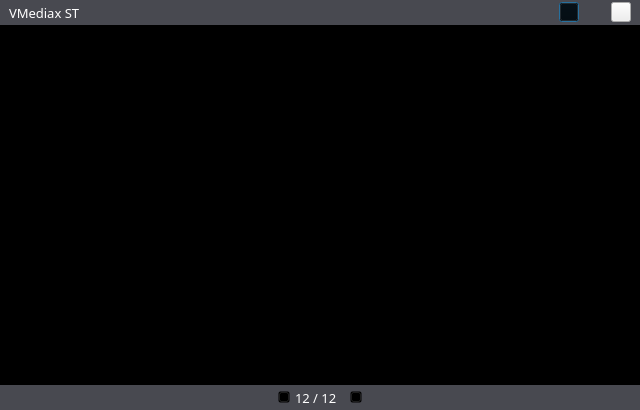
Above: SoftTerminal/forms/STWBDocWindow.ui from sunpu/softterminal before the change. Below: the same form after it.
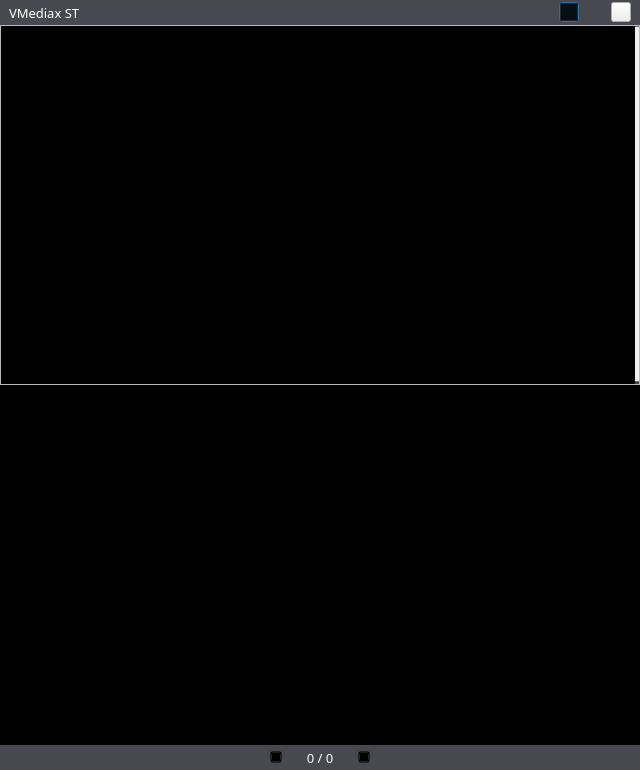
That is the form after the change. Icons and pictures are not drawn.

Diff of the .ui file:
```diff
--- a/SoftTerminal/forms/STWBDocWindow.ui
+++ b/SoftTerminal/forms/STWBDocWindow.ui
@@ -7,7 +7,7 @@
     <x>0</x>
     <y>0</y>
     <width>640</width>
-    <height>410</height>
+    <height>770</height>
    </rect>
   </property>
   <property name="windowTitle">
@@ -186,7 +186,172 @@
     </widget>
    </item>
    <item>
-    <widget class="QWidget" name="widDoc" native="true">
+    <widget class="QScrollArea" name="scrollArea">
+     <property name="styleSheet">
+      <string notr="true">
+
+QScrollBar::vertical
+{
+    width:4px;
+    background:rgb(241, 241, 241,0%);
+    margin:0px,0px,0px,0px;
+    padding-top:0px;   /*上预留位置*/
+    padding-bottom:0px;    /*下预留位置*/
+}
+
+/*滚动条中滑块的样式*/
+QScrollBar::handle::vertical
+{
+    width:4px;
+    background:rgb(241, 241, 241,25%);
+    border-radius:2px;
+    min-height:20px;
+}
+
+/*鼠标触及滑块样式*/
+QScrollBar::handle::vertical::hover
+{
+    width:5px;
+    background:rgb(241, 241, 241,50%);
+    border-radius:2px;
+    min-height:20;
+}
+
+/*设置下箭头*/
+QScrollBar::add-line:vertical
+{
+    height:0px;
+    subcontrol-position:bottom;
+}
+
+/*设置上箭头*/
+QScrollBar::sub-line:vertical
+{
+    height:0px;
+    subcontrol-position:top;
+}
+
+QScrollBar::add-page:vertical, QScrollBar::sub-page:vertical {
+    background: #484950;
+}
+  </string>
+     </property>
+     <property name="horizontalScrollBarPolicy">
+      <enum>Qt::ScrollBarAlwaysOff</enum>
+     </property>
+     <property name="widgetResizable">
+      <bool>true</bool>
+     </property>
+     <widget class="QWidget" name="scrollAreaWidgetContents">
+      <property name="geometry">
+       <rect>
+        <x>0</x>
+        <y>0</y>
+        <width>640</width>
+        <height>360</height>
+       </rect>
+      </property>
+      <property name="styleSheet">
+       <string notr="true">QWidget#scrollAreaWidgetContents{background-color: #000000;border:1px #484950;}
+
+</string>
+      </property>
+      <layout class="QHBoxLayout" name="horizontalLayout_5">
+       <property name="spacing">
+        <number>0</number>
+       </property>
+       <property name="leftMargin">
+        <number>0</number>
+       </property>
+       <property name="topMargin">
+        <number>0</number>
+       </property>
+       <property name="rightMargin">
+        <number>0</number>
+       </property>
+       <property name="bottomMargin">
+        <number>0</number>
+       </property>
+       <item>
+        <widget class="QWidget" name="widShow" native="true">
+         <property name="minimumSize">
+          <size>
+           <width>640</width>
+           <height>360</height>
+          </size>
+         </property>
+         <property name="maximumSize">
+          <size>
+           <width>16777215</width>
+           <height>16777215</height>
+          </size>
+         </property>
+         <property name="styleSheet">
+          <string notr="true">QWidget#widShow{background-color: #000000;border:1px #484950;}</string>
+         </property>
+         <layout class="QHBoxLayout" name="horizontalLayout_4">
+          <property name="spacing">
+           <number>0</number>
+          </property>
+          <property name="leftMargin">
+           <number>0</number>
+          </property>
+          <property name="topMargin">
+           <number>0</number>
+          </property>
+          <property name="rightMargin">
+           <number>0</number>
+          </property>
+          <property name="bottomMargin">
+           <number>0</number>
+          </property>
+          <item>
+           <widget class="QWidget" name="widDoc" native="true">
+            <property name="minimumSize">
+             <size>
+              <width>0</width>
+              <height>0</height>
+             </size>
+            </property>
+            <property name="maximumSize">
+             <size>
+              <width>16777215</width>
+              <height>16777215</height>
+             </size>
+            </property>
+            <property name="styleSheet">
+             <string notr="true">QWidget#widDoc{background-color: #000000;border:1px #484950;}
+
+</string>
+            </property>
+            <layout class="QHBoxLayout" name="horizontalLayout_3">
+             <property name="spacing">
+              <number>0</number>
+             </property>
+             <property name="leftMargin">
+              <number>0</number>
+             </property>
+             <property name="topMargin">
+              <number>0</number>
+             </property>
+             <property name="rightMargin">
+              <number>0</number>
+             </property>
+             <property name="bottomMargin">
+              <number>0</number>
+             </property>
+            </layout>
+           </widget>
+          </item>
+         </layout>
+        </widget>
+       </item>
+      </layout>
+     </widget>
+    </widget>
+   </item>
+   <item>
+    <widget class="QTextEdit" name="teText">
      <property name="minimumSize">
       <size>
        <width>640</width>
@@ -199,26 +364,70 @@
        <height>16777215</height>
       </size>
      </property>
+     <property name="font">
+      <font>
+       <family>微软雅黑</family>
+       <pointsize>12</pointsize>
+      </font>
+     </property>
      <property name="styleSheet">
-      <string notr="true">QWidget#widDoc{background-color: #000000;border:1px #484950;}</string>
+      <string notr="true">QTextEdit#teText{background-color:#000000;border:1px #484950;
+color: rgb(255, 255, 255);
+}
+
+QScrollBar::vertical
+{
+    width:4px;
+    background:rgb(62,65,74);
+    margin:0px,0px,0px,0px;
+    padding-top:0px;   /*上预留位置*/
+    padding-bottom:0px;    /*下预留位置*/
+}
+
+/*滚动条中滑块的样式*/
+QScrollBar::handle::vertical
+{
+    width:4px;
+    background:rgb(62,65,74,25%);
+    border-radius:2px;
+    min-height:20px;
+}
+
+/*鼠标触及滑块样式*/
+QScrollBar::handle::vertical::hover
+{
+    width:5px;
+    background:rgb(62,65,74,50%);
+    border-radius:2px;
+    min-height:20;
+}
+
+/*设置下箭头*/
+QScrollBar::add-line:vertical
+{
+    height:0px;
+    subcontrol-position:bottom;
+}
+
+/*设置上箭头*/
+QScrollBar::sub-line:vertical
+{
+    height:0px;
+    subcontrol-position:top;
+}
+
+QScrollBar::add-page:vertical, QScrollBar::sub-page:vertical {
+    background: #000000;
+}
+  </string>
      </property>
-     <layout class="QHBoxLayout" name="horizontalLayout_3">
-      <property name="spacing">
-       <number>10</number>
-      </property>
-      <property name="leftMargin">
-       <number>0</number>
-      </property>
-      <property name="topMargin">
-       <number>0</number>
-      </property>
-      <property name="rightMargin">
-       <number>0</number>
-      </property>
-      <property name="bottomMargin">
-       <number>0</number>
-      </property>
-     </layout>
+     <property name="html">
+      <string>&lt;!DOCTYPE HTML PUBLIC &quot;-//W3C//DTD HTML 4.0//EN&quot; &quot;http://www.w3.org/TR/REC-html40/strict.dtd&quot;&gt;
+&lt;html&gt;&lt;head&gt;&lt;meta name=&quot;qrichtext&quot; content=&quot;1&quot; /&gt;&lt;style type=&quot;text/css&quot;&gt;
+p, li { white-space: pre-wrap; }
+&lt;/style&gt;&lt;/head&gt;&lt;body style=&quot; font-family:'微软雅黑'; font-size:12pt; font-weight:400; font-style:normal;&quot;&gt;
+&lt;p style=&quot;-qt-paragraph-type:empty; margin-top:0px; margin-bottom:0px; margin-left:0px; margin-right:0px; -qt-block-indent:0; text-indent:0px;&quot;&gt;&lt;br /&gt;&lt;/p&gt;&lt;/body&gt;&lt;/html&gt;</string>
+     </property>
     </widget>
    </item>
    <item>
@@ -299,13 +508,13 @@
        <widget class="QLabel" name="label">
         <property name="minimumSize">
          <size>
-          <width>50</width>
+          <width>66</width>
           <height>15</height>
          </size>
         </property>
         <property name="maximumSize">
          <size>
-          <width>50</width>
+          <width>66</width>
           <height>15</height>
          </size>
         </property>
@@ -319,7 +528,10 @@
          <string notr="true">color: rgb(255, 255, 255);</string>
         </property>
         <property name="text">
-         <string>12 / 12</string>
+         <string>0 / 0</string>
+        </property>
+        <property name="alignment">
+         <set>Qt::AlignCenter</set>
         </property>
        </widget>
       </item>
```
Left out of the diff: 6 changed lines with no effect on the pictures.
